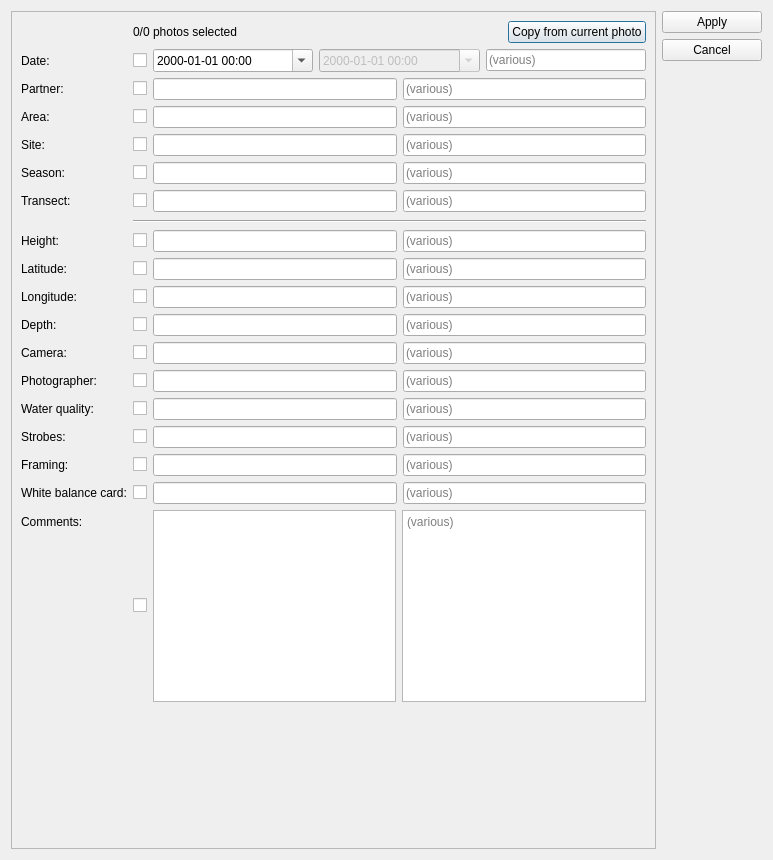
Above: src/preprocessor/gui/metadata_dialog.ui from CAMBioMed/preprocessor before the change. Below: the same form after it.
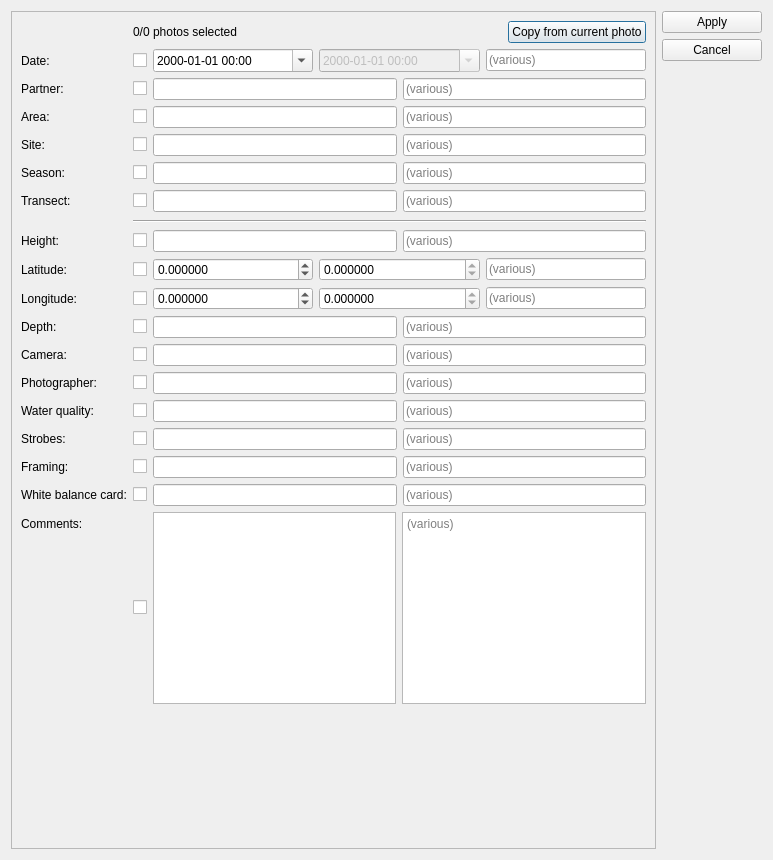
That is the form after the change.

Commit message: Extract EXIF, calculate GPS, set longitude and latitude as float

```diff
--- a/src/preprocessor/gui/metadata_dialog.ui
+++ b/src/preprocessor/gui/metadata_dialog.ui
@@ -335,10 +335,48 @@
             </widget>
            </item>
            <item>
-            <widget class="QLineEdit" name="txtLatitude"/>
+            <widget class="QDoubleSpinBox" name="numLatitude">
+             <property name="sizePolicy">
+              <sizepolicy hsizetype="Expanding" vsizetype="Fixed">
+               <horstretch>0</horstretch>
+               <verstretch>0</verstretch>
+              </sizepolicy>
+             </property>
+             <property name="decimals">
+              <number>6</number>
+             </property>
+             <property name="minimum">
+              <double>-90.000000000000000</double>
+             </property>
+             <property name="maximum">
+              <double>90.000000000000000</double>
+             </property>
+            </widget>
            </item>
            <item>
-            <widget class="QLineEdit" name="txtLatitudeCommonValue">
+            <widget class="QDoubleSpinBox" name="numLatitudeCommonValue">
+             <property name="sizePolicy">
+              <sizepolicy hsizetype="Expanding" vsizetype="Fixed">
+               <horstretch>0</horstretch>
+               <verstretch>0</verstretch>
+              </sizepolicy>
+             </property>
+             <property name="readOnly">
+              <bool>true</bool>
+             </property>
+             <property name="decimals">
+              <number>6</number>
+             </property>
+             <property name="minimum">
+              <double>-90.000000000000000</double>
+             </property>
+             <property name="maximum">
+              <double>90.000000000000000</double>
+             </property>
+            </widget>
+           </item>
+           <item>
+            <widget class="QLineEdit" name="txtLatitudeVarious">
              <property name="enabled">
               <bool>true</bool>
              </property>
@@ -369,10 +407,48 @@
             </widget>
            </item>
            <item>
-            <widget class="QLineEdit" name="txtLongitude"/>
+            <widget class="QDoubleSpinBox" name="numLongitude">
+             <property name="sizePolicy">
+              <sizepolicy hsizetype="Expanding" vsizetype="Fixed">
+               <horstretch>0</horstretch>
+               <verstretch>0</verstretch>
+              </sizepolicy>
+             </property>
+             <property name="decimals">
+              <number>6</number>
+             </property>
+             <property name="minimum">
+              <double>-180.000000000000000</double>
+             </property>
+             <property name="maximum">
+              <double>180.000000000000000</double>
+             </property>
+            </widget>
            </item>
            <item>
-            <widget class="QLineEdit" name="txtLongitudeCommonValue">
+            <widget class="QDoubleSpinBox" name="numLongitudeCommonValue">
+             <property name="sizePolicy">
+              <sizepolicy hsizetype="Expanding" vsizetype="Fixed">
+               <horstretch>0</horstretch>
+               <verstretch>0</verstretch>
+              </sizepolicy>
+             </property>
+             <property name="readOnly">
+              <bool>true</bool>
+             </property>
+             <property name="decimals">
+              <number>6</number>
+             </property>
+             <property name="minimum">
+              <double>-180.000000000000000</double>
+             </property>
+             <property name="maximum">
+              <double>180.000000000000000</double>
+             </property>
+            </widget>
+           </item>
+           <item>
+            <widget class="QLineEdit" name="txtLongitudeVarious">
              <property name="enabled">
               <bool>true</bool>
              </property>
```
Left out of the diff: 2 changed lines with no effect on the pictures. The commit also changes 8 other files.
